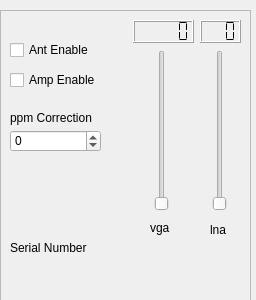
Above: devices/hackrf-handler/hackrf-widget.ui from JvanKatwijk/sdr-j-fm before the change. Below: the same form after it.
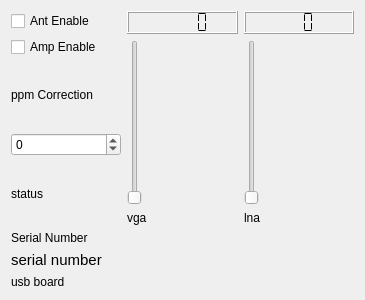
That is the form after the change.

The edit to the form file:
```diff
--- a/devices/hackrf-handler/hackrf-widget.ui
+++ b/devices/hackrf-handler/hackrf-widget.ui
@@ -6,95 +6,72 @@
    <rect>
     <x>0</x>
     <y>0</y>
-    <width>256</width>
+    <width>365</width>
     <height>300</height>
    </rect>
   </property>
   <property name="windowTitle">
    <string>HACKRF control</string>
   </property>
-  <widget class="QFrame" name="frame">
-   <property name="geometry">
-    <rect>
-     <x>0</x>
-     <y>10</y>
-     <width>251</width>
-     <height>291</height>
-    </rect>
-   </property>
-   <property name="frameShape">
-    <enum>QFrame::StyledPanel</enum>
-   </property>
-   <property name="frameShadow">
-    <enum>QFrame::Raised</enum>
-   </property>
+  <layout class="QVBoxLayout" name="verticalLayout_4">
+   <item>
+    <layout class="QHBoxLayout" name="horizontalLayout">
+     <item>
+      <layout class="QVBoxLayout" name="verticalLayout_3">
+       <item>
+        <widget class="QCheckBox" name="AntEnableButton">
+         <property name="text">
+          <string>Ant Enable</string>
+         </property>
+         <property name="checked">
+          <bool>false</bool>
+         </property>
+        </widget>
+       </item>
+       <item>
+        <widget class="QCheckBox" name="AmpEnableButton">
+         <property name="text">
+          <string>Amp Enable</string>
+         </property>
+        </widget>
+       </item>
+       <item>
+        <widget class="QLabel" name="label">
+         <property name="text">
+          <string>ppm Correction</string>
+         </property>
+        </widget>
+       </item>
+       <item>
+        <widget class="QSpinBox" name="ppm_correction">
+         <property name="minimum">
+          <number>-100</number>
+         </property>
+         <property name="maximum">
+          <number>100</number>
+         </property>
+        </widget>
+       </item>
+       <item>
    <widget class="QLabel" name="statusLabel">
-    <property name="geometry">
-     <rect>
-      <x>16</x>
-      <y>180</y>
-      <width>121</width>
-      <height>21</height>
-     </rect>
-    </property>
     <property name="text">
-     <string/>
-    </property>
-   </widget>
-   <widget class="QSlider" name="lnagainSlider">
-    <property name="geometry">
-     <rect>
-      <x>210</x>
-      <y>40</y>
-      <width>20</width>
-      <height>161</height>
-     </rect>
-    </property>
-    <property name="maximum">
-     <number>39</number>
-    </property>
-    <property name="orientation">
-     <enum>Qt::Vertical</enum>
-    </property>
-   </widget>
-   <widget class="QLCDNumber" name="lnagainDisplay">
-    <property name="geometry">
-     <rect>
-      <x>200</x>
-      <y>10</y>
-      <width>41</width>
-      <height>23</height>
-     </rect>
-    </property>
-    <property name="digitCount">
-     <number>3</number>
-    </property>
+          <string>status</string>
+         </property>
+        </widget>
+       </item>
+      </layout>
+     </item>
+     <item>
+      <layout class="QVBoxLayout" name="verticalLayout_2">
+       <item>
+        <widget class="QLCDNumber" name="vgagainDisplay">
     <property name="segmentStyle">
      <enum>QLCDNumber::Flat</enum>
     </property>
    </widget>
-   <widget class="QLabel" name="serialNumber">
-    <property name="geometry">
-     <rect>
-      <x>10</x>
-      <y>210</y>
-      <width>141</width>
-      <height>20</height>
-     </rect>
-    </property>
-    <property name="text">
-     <string/>
-    </property>
-   </widget>
+       </item>
+       <item>
    <widget class="QSlider" name="vgagainSlider">
-    <property name="geometry">
-     <rect>
-      <x>150</x>
-      <y>40</y>
-      <width>24</width>
-      <height>161</height>
-     </rect>
-    </property>
     <property name="maximum">
      <number>62</number>
     </property>
@@ -102,148 +79,76 @@
      <enum>Qt::Vertical</enum>
     </property>
    </widget>
-   <widget class="QLCDNumber" name="vgagainDisplay">
-    <property name="geometry">
-     <rect>
-      <x>133</x>
-      <y>10</y>
-      <width>61</width>
-      <height>23</height>
-     </rect>
-    </property>
-    <property name="segmentStyle">
-     <enum>QLCDNumber::Flat</enum>
-    </property>
-   </widget>
+       </item>
+       <item>
    <widget class="QLabel" name="label_2">
-    <property name="geometry">
-     <rect>
-      <x>150</x>
-      <y>210</y>
-      <width>31</width>
-      <height>16</height>
-     </rect>
-    </property>
     <property name="text">
      <string>vga</string>
     </property>
    </widget>
+       </item>
+      </layout>
+     </item>
+     <item>
+      <layout class="QVBoxLayout" name="verticalLayout">
+       <item>
+        <widget class="QLCDNumber" name="lnagainDisplay">
+         <property name="digitCount">
+          <number>3</number>
+         </property>
+         <property name="segmentStyle">
+          <enum>QLCDNumber::Flat</enum>
+         </property>
+        </widget>
+       </item>
+       <item>
+        <widget class="QSlider" name="lnagainSlider">
+         <property name="maximum">
+          <number>39</number>
+         </property>
+         <property name="orientation">
+          <enum>Qt::Vertical</enum>
+         </property>
+        </widget>
+       </item>
+       <item>
    <widget class="QLabel" name="label_3">
-    <property name="geometry">
-     <rect>
-      <x>210</x>
-      <y>210</y>
-      <width>31</width>
-      <height>20</height>
-     </rect>
-    </property>
     <property name="text">
      <string>lna</string>
     </property>
    </widget>
+       </item>
+      </layout>
+     </item>
+    </layout>
+   </item>
+   <item>
+    <widget class="QLabel" name="label_4">
+     <property name="text">
+      <string>Serial Number</string>
+     </property>
+    </widget>
+   </item>
+   <item>
    <widget class="QLabel" name="serial_number_display">
-    <property name="geometry">
-     <rect>
-      <x>10</x>
-      <y>250</y>
-      <width>231</width>
-      <height>16</height>
-     </rect>
-    </property>
     <property name="font">
      <font>
       <pointsize>11</pointsize>
      </font>
     </property>
     <property name="text">
-     <string/>
-    </property>
-   </widget>
+      <string>serial number</string>
+     </property>
+    </widget>
+   </item>
+   <item>
    <widget class="QLabel" name="usb_board_id_display">
-    <property name="geometry">
-     <rect>
-      <x>10</x>
-      <y>180</y>
-      <width>111</width>
-      <height>16</height>
-     </rect>
-    </property>
     <property name="text">
-     <string/>
-    </property>
-   </widget>
-   <widget class="QCheckBox" name="AntEnableButton">
-    <property name="geometry">
-     <rect>
-      <x>10</x>
-      <y>30</y>
-      <width>91</width>
-      <height>20</height>
-     </rect>
-    </property>
-    <property name="text">
-     <string>Ant Enable</string>
-    </property>
-    <property name="checked">
-     <bool>false</bool>
-    </property>
-   </widget>
-   <widget class="QCheckBox" name="AmpEnableButton">
-    <property name="geometry">
-     <rect>
-      <x>10</x>
-      <y>60</y>
-      <width>101</width>
-      <height>20</height>
-     </rect>
-    </property>
-    <property name="text">
-     <string>Amp Enable</string>
-    </property>
-   </widget>
-   <widget class="QSpinBox" name="ppm_correction">
-    <property name="geometry">
-     <rect>
-      <x>10</x>
-      <y>120</y>
-      <width>91</width>
-      <height>22</height>
-     </rect>
-    </property>
-    <property name="minimum">
-     <number>-100</number>
-    </property>
-    <property name="maximum">
-     <number>100</number>
-    </property>
-   </widget>
-   <widget class="QLabel" name="label">
-    <property name="geometry">
-     <rect>
-      <x>10</x>
-      <y>100</y>
-      <width>111</width>
-      <height>16</height>
-     </rect>
-    </property>
-    <property name="text">
-     <string>ppm Correction</string>
-    </property>
-   </widget>
-   <widget class="QLabel" name="label_4">
-    <property name="geometry">
-     <rect>
-      <x>10</x>
-      <y>230</y>
-      <width>91</width>
-      <height>16</height>
-     </rect>
-    </property>
-    <property name="text">
-     <string>Serial Number</string>
-    </property>
-   </widget>
-  </widget>
+      <string>usb board</string>
+     </property>
+    </widget>
+   </item>
+  </layout>
  </widget>
  <resources/>
  <connections/>
```
Lines whose indentation alone changed are shown as unchanged.
